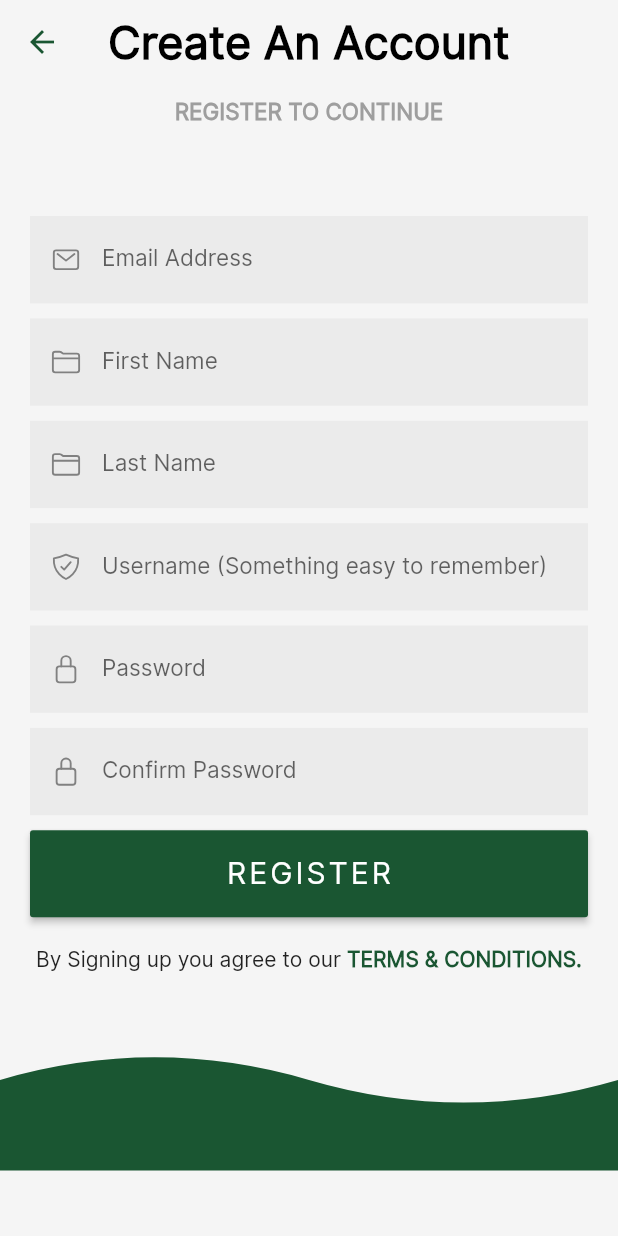
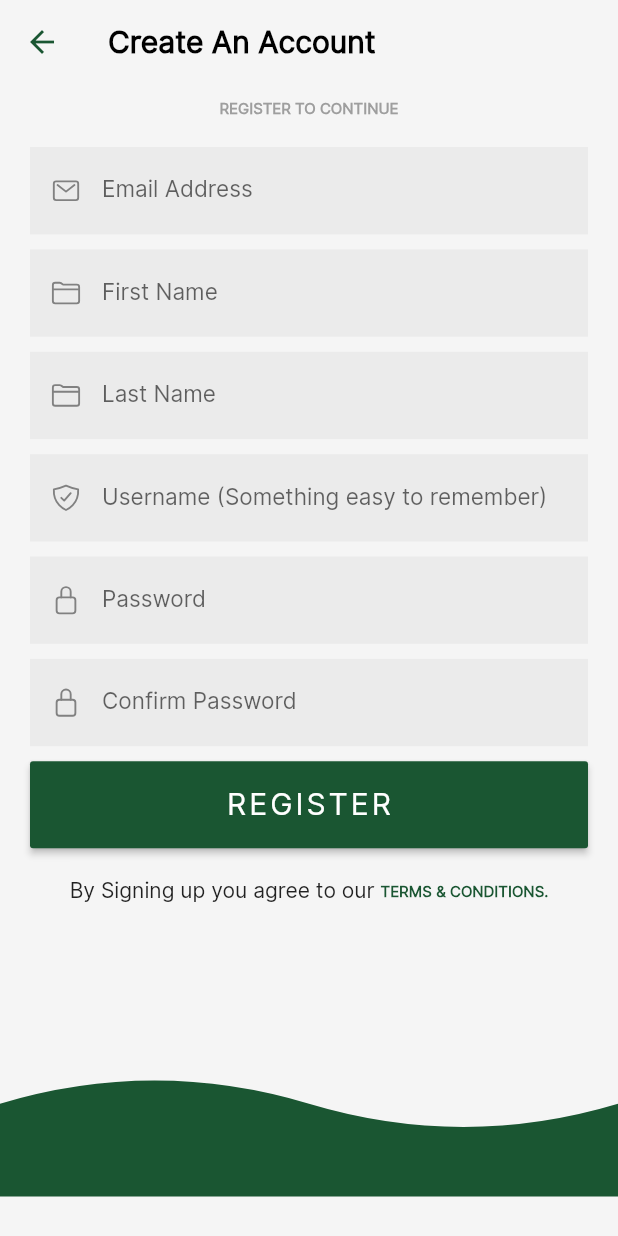
Before and after one commit to Cheza-Dzabala/idove_mobile, a Flutter app: the screen it shows after launch, after a tap on "LOGIN", after a tap on "Create a new account", on a phone screen of 412 x 824 dp. Run offline on Flutter 3.47's test engine with Material 2 defaults, Android fonts, the phone set to English and light mode, and no system bars; our stand-ins replace backdrop, bordered_text, flutter_secure_storage, get_it, ionicons, parse_server_sdk and 1 more; missing offline and left inert: appbar_textfield.

Commit message:
FT(Auth): IMplemented Authentication
- A user can log in
- A user can log out

N/A

```diff
--- a/lib/main.dart
+++ b/lib/main.dart
@@ -10,9 +10,14 @@ import 'package:idove/pages/main/pages/idovers/main.dart';
 import 'package:idove/pages/main/search/main.dart';
 import 'package:idove/services/service_locator.dart';
 import 'package:idove/utilities/Colors.dart';
+import 'package:idove/utilities/Constants.dart';
+import 'package:parse_server_sdk/parse_server_sdk.dart';
 
-void main() {
+void main() async {
+  WidgetsFlutterBinding.ensureInitialized();
   setUpServiceLocator();
+  await Parse().initialize(APPLICATION_ID, SERVER_URL,
+      debug: true, liveQueryUrl: LIVE_QUERY_URL, clientKey: CLIENT_KEY);
   runApp(MyApp());
 }
 
--- a/lib/pages/auth/login.dart
+++ b/lib/pages/auth/login.dart
@@ -58,7 +58,7 @@ class _LoginPageState extends State<LoginPage> {
                   Column(
                     children: [
                       Padding(
-                        padding: const EdgeInsets.symmetric(vertical: 80.0),
+                        padding: const EdgeInsets.only(top: 80.0),
                         child: Image(
                           width: 150,
                           image: AssetImage('assets/images/auLogo.png'),
@@ -72,6 +72,7 @@ class _LoginPageState extends State<LoginPage> {
                           child: Text(
                             'Welcome to iDove Mobile',
                             style: h1TextStyle,
+                            textAlign: TextAlign.center,
                           ),
                         ),
                       ),
@@ -85,7 +86,7 @@ class _LoginPageState extends State<LoginPage> {
                     ],
                   ),
                   Padding(
-                    padding: const EdgeInsets.only(top: 80.0),
+                    padding: const EdgeInsets.only(top: 40.0),
                     child: Form(
                       key: _formKey,
                       child: Column(
@@ -111,7 +112,7 @@ class _LoginPageState extends State<LoginPage> {
                             },
                           ),
                           Padding(
-                            padding: EdgeInsets.symmetric(vertical: 15.0),
+                            padding: EdgeInsets.symmetric(vertical: 5.0),
                           ),
                           TextFormField(
                             decoration: formTextFieldDecoration(
--- a/lib/pages/auth/registration.dart
+++ b/lib/pages/auth/registration.dart
@@ -56,7 +56,7 @@ class _RegistrationPageState extends State<RegistrationPage> {
         physics: ClampingScrollPhysics(),
         child: Container(
           width: deviceWidth,
-          height: deviceHeight * 0.879,
+          height: deviceHeight * 0.90,
           child: CustomPaint(
             painter: TopAuthPainter(),
             child: Padding(
@@ -72,7 +72,7 @@ class _RegistrationPageState extends State<RegistrationPage> {
                     ),
                   ),
                   Padding(
-                    padding: const EdgeInsets.only(top: 50.0),
+                    padding: const EdgeInsets.only(top: 10.0),
                     child: Form(
                       key: _formKey,
                       child: Column(
@@ -278,7 +278,9 @@ class _RegistrationPageState extends State<RegistrationPage> {
                               Text(
                                 'TERMS & CONDITIONS.',
                                 style: textLinkStyle.copyWith(
-                                    fontWeight: FontWeight.w700),
+                                  fontSize: 10.0,
+                                  fontWeight: FontWeight.w700,
+                                ),
                               ),
                             ],
                           ),
--- a/lib/services/storage/user_storage_service.dart
+++ b/lib/services/storage/user_storage_service.dart
@@ -21,6 +21,6 @@ class UserStorageService {
   Future<String> getUserName() async {
     var userData = await storage.read(key: 'user_data');
     Map<String, dynamic> data = jsonDecode(userData);
-    return data['user_data']['username'];
+    return data['username'];
   }
 }
--- a/lib/utilities/Navigation.dart
+++ b/lib/utilities/Navigation.dart
@@ -50,6 +50,8 @@ List<Widget> navigationMenu(BuildContext context) {
     ),
     Padding(
       padding: EdgeInsets.symmetric(horizontal: 50.0),
+      child: Padding(
+        padding: const EdgeInsets.symmetric(vertical: 8.0),
         child: wideButton(
             onPressed: () async {
               showDialog(
@@ -59,6 +61,7 @@ List<Widget> navigationMenu(BuildContext context) {
             },
             buttonText: 'LOGOUT',
             color: ACCENT_COLOR),
+      ),
     ),
   ];
 }
--- a/lib/utilities/TextStyles.dart
+++ b/lib/utilities/TextStyles.dart
@@ -9,10 +9,10 @@ const TextStyle buttonTextStyle = TextStyle(
 );
 
 const TextStyle h1TextStyle =
-    TextStyle(color: Colors.black, fontWeight: FontWeight.w900, fontSize: 30.0);
+    TextStyle(color: Colors.black, fontWeight: FontWeight.w900, fontSize: 20.0);
 
 const TextStyle textMutedStyle =
-    TextStyle(color: Colors.grey, fontWeight: FontWeight.w900, fontSize: 15.0);
+    TextStyle(color: Colors.grey, fontWeight: FontWeight.w900, fontSize: 10.0);
 
 const TextStyle textLinkStyle = TextStyle(color: PRIMARY_COLOR);
 
--- a/pubspec.yaml
+++ b/pubspec.yaml
@@ -43,6 +43,7 @@ dependencies:
   get_it: ^5.0.1
   flutter_secure_storage: ^3.3.5
   firebase_dynamic_links: ^0.6.1
+  parse_server_sdk: ^2.1.0
 
 dev_dependencies:
   flutter_test:
```
Also changed, not shown: lib/pages/auth/forgot_password.dart (+8 -2 lines), lib/services/network/authentication_service.dart (+37 -10 lines), lib/utilities/Constants.dart (+7 -0 lines), lib/widgets/dialogs.dart (+7 -0 lines), pubspec.lock, 9 other files. Lines whose indentation alone changed are shown as unchanged.
